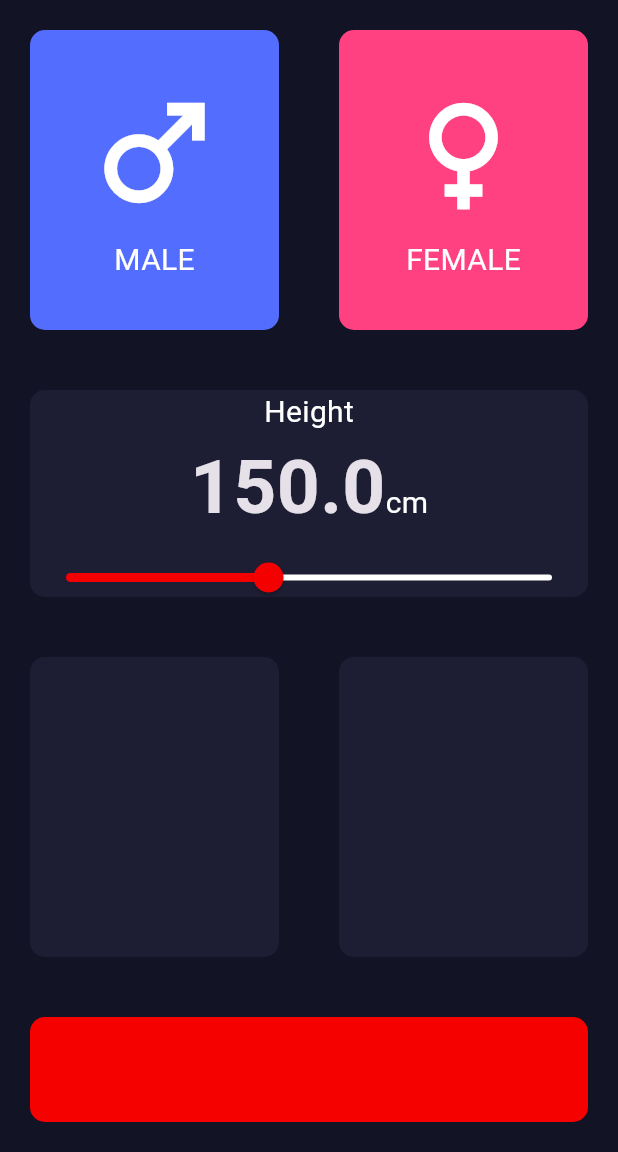
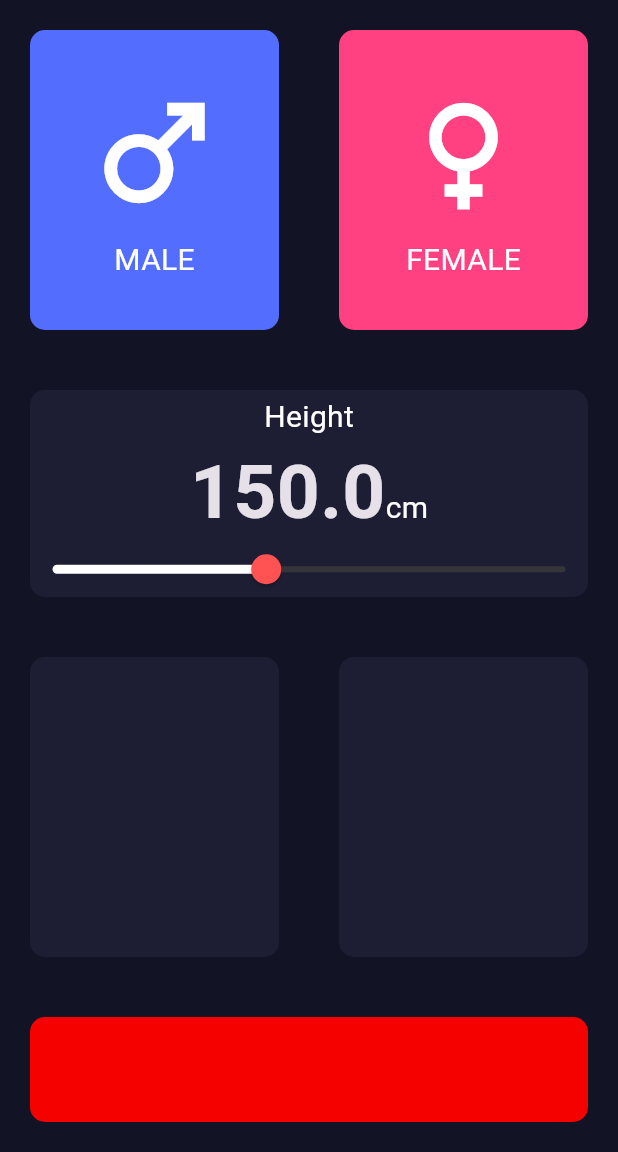
Before and after one commit to MNJTdhr/BMI_calculator, a Flutter app: the screen it shows after launch, on a phone screen of 412 x 824 dp, the part 84-1236 px from its top. Run offline on Flutter 3.47's test engine with Material 3 defaults, Android fonts, the phone set to English and light mode, and no system bars.

Commit message:
added custom slider

```diff
--- a/lib/screens/input_page.dart
+++ b/lib/screens/input_page.dart
@@ -110,17 +110,26 @@ class _InputPageState extends State<InputPage> {
                           ),
                         ],
                       ),
-                      Slider(
+                      SliderTheme(
+                        data: SliderTheme.of(context).copyWith(
+                          activeTrackColor: Colors.white,
+                          thumbColor: Colors.redAccent,
+                          overlayColor: Colors.red,
+                          thumbShape:
+                              RoundSliderThumbShape(enabledThumbRadius: 10),
+                          overlayShape:
+                              RoundSliderOverlayShape(overlayRadius: 15),
+                        ),
+                        child: Slider(
                           value: height.toDouble(),
                           min: kMinHeight,
                           max: kMaxHeight,
-                        activeColor: const Color.fromARGB(255, 245, 0, 0),
-                        inactiveColor: Colors.white,
                           onChanged: (double newValue) {
                             setState(() {
                               height = newValue.toInt();
                             });
                           },
+                        ),
                       ),
                     ],
                   ),
```
Lines whose indentation alone changed are shown as unchanged.
